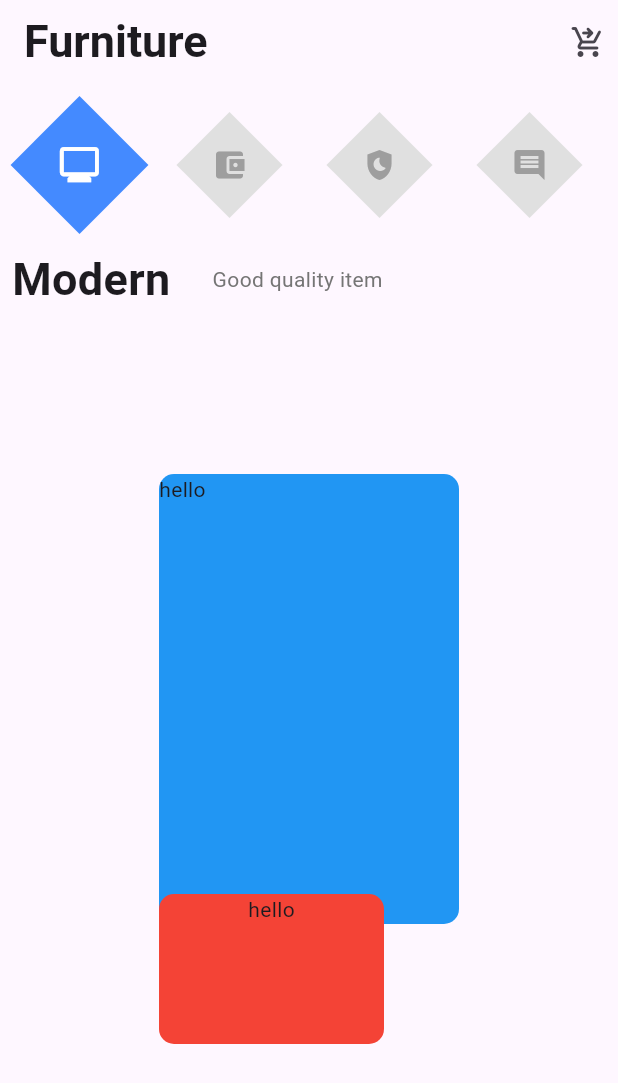
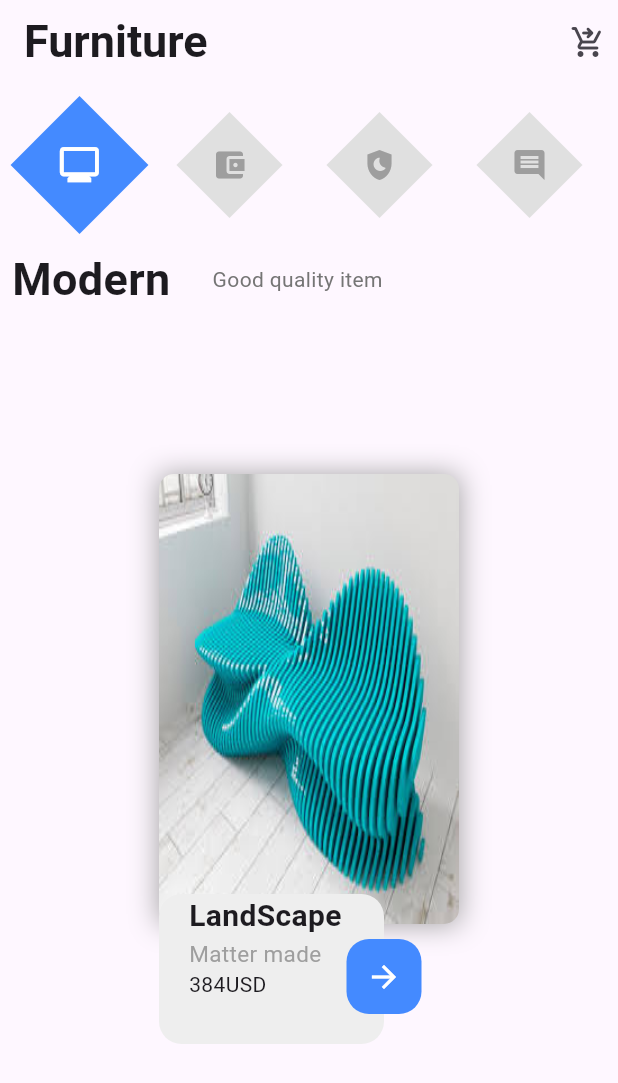
Before and after one commit to GDSC-CAU/GDSC-CAU-Flutter-Study-23-1, a Flutter app: the screen it shows after launch, swiped to page 2, on a phone screen of 412 x 824 dp. Shown: the top 1083 px of the screen. Run offline on Flutter 3.47's test engine with Material 2 defaults, Android fonts, the phone set to English and light mode, and no system bars.

Commit message:
update second page

```diff
--- a/sangyun_lee/lib/pages/secondpage.dart
+++ b/sangyun_lee/lib/pages/secondpage.dart
@@ -91,11 +91,22 @@ class SecondPage extends StatelessWidget {
                       Container(
                         height: 300,
                         width: 200,
-                        decoration: BoxDecoration(
-                          color: Colors.blue,
+                        decoration: const BoxDecoration(
+                          boxShadow: [
+                            BoxShadow(
+                              color: Colors.grey,
+                              blurRadius: 15.0,
+                              offset: Offset(0.0, 0.75),
+                            ),
+                          ],
+                        ),
+                        child: ClipRRect(
                           borderRadius: BorderRadius.circular(10.0),
+                          child: const Image(
+                            fit: BoxFit.fill,
+                            image: AssetImage("images/wave.jpeg"),
+                          ),
                         ),
-                        child: Text("hello"),
                       ),
                       Positioned(
                         top: 280,
@@ -103,13 +114,52 @@ class SecondPage extends StatelessWidget {
                           width: 150,
                           height: 100,
                           decoration: BoxDecoration(
-                            color: Colors.red,
-                            borderRadius: BorderRadius.circular(10.0),
+                            color: Colors.grey.shade200,
+                            borderRadius: BorderRadius.circular(15.0),
                           ),
-                          child: const Column(
-                            children: [
-                              Text("hello"),
-                            ],
+                          child: const Padding(
+                            padding: EdgeInsets.only(left: 20.0),
+                            child: Column(
+                              crossAxisAlignment: CrossAxisAlignment.start,
+                              children: [
+                                Text(
+                                  "LandScape",
+                                  style: TextStyle(
+                                    fontWeight: FontWeight.bold,
+                                    fontSize: 20,
+                                  ),
+                                ),
+                                Text(
+                                  "Matter made",
+                                  style: TextStyle(
+                                    fontSize: 15,
+                                    color: Colors.grey,
+                                  ),
+                                ),
+                                Row(
+                                  children: [
+                                    Text("384"),
+                                    Text("USD"),
+                                  ],
+                                ),
+                              ],
+                            ),
+                          ),
+                        ),
+                      ),
+                      Positioned(
+                        top: 310,
+                        left: 125,
+                        child: Container(
+                          width: 50,
+                          height: 50,
+                          decoration: BoxDecoration(
+                            color: Colors.blueAccent,
+                            borderRadius: BorderRadius.circular(15.0),
+                          ),
+                          child: const Icon(
+                            Icons.arrow_forward,
+                            color: Colors.white,
                           ),
                         ),
                       ),
```
Also changed, not shown: sangyun_lee/images/wave.jpeg (added).
